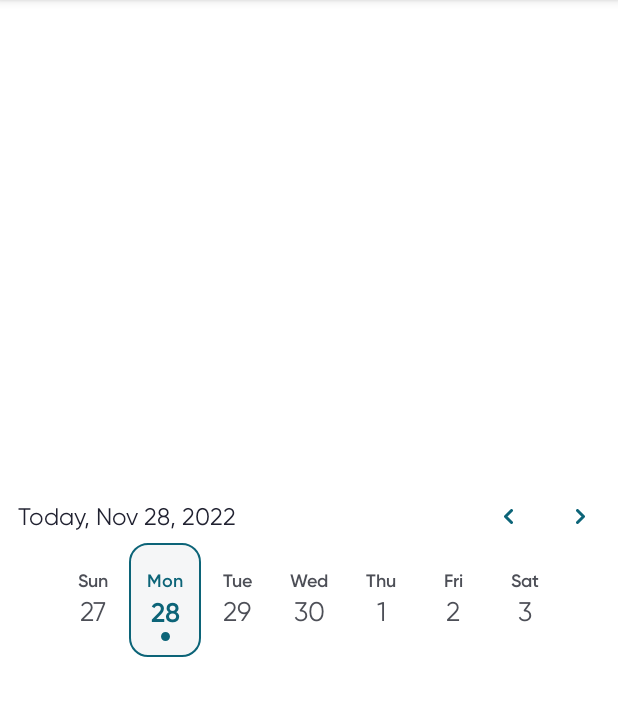
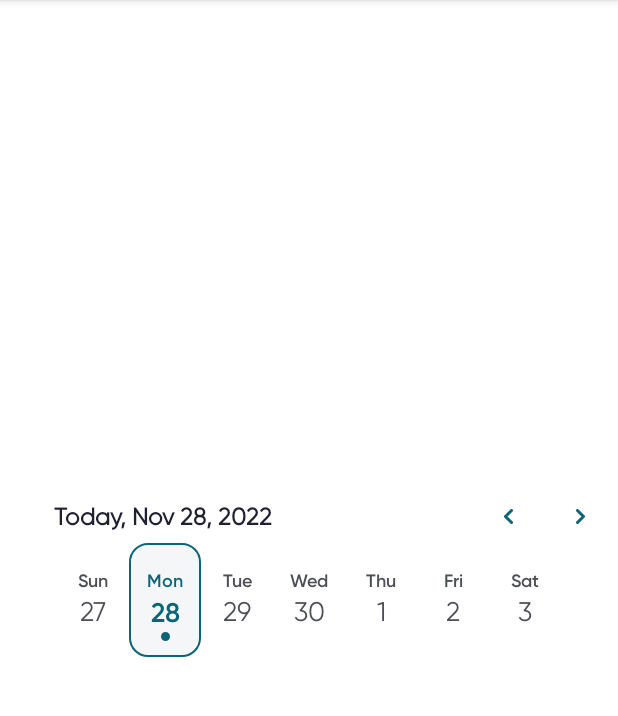
Before and after one commit to myDario/DarioWeekViewDatePicker, an Android app: the screen it shows after launch (MainActivity), on a phone screen of 412 x 824 dp, the part 84-800 px from its top. Run offline under Robolectric (Android 15) with nearby library versions, the phone set to English and light mode, and no system bars.

Commit message:
change data title font weight and margin

```diff
--- a/darioweekviewdatepicker/src/main/res/layout/weekview_datepicker.xml
+++ b/darioweekviewdatepicker/src/main/res/layout/weekview_datepicker.xml
@@ -14,6 +14,8 @@
         android:layout_width="wrap_content"
         android:layout_height="wrap_content"
         tools:text="Today, May 6, 2022"
+        android:textFontWeight="600"
+        android:layout_marginStart="24dp"
         app:layout_constraintStart_toStartOf="parent"
         app:layout_constraintTop_toTopOf="parent"/>
     <androidx.appcompat.widget.AppCompatImageButton
```
Also changed, not shown: 1 other file.
